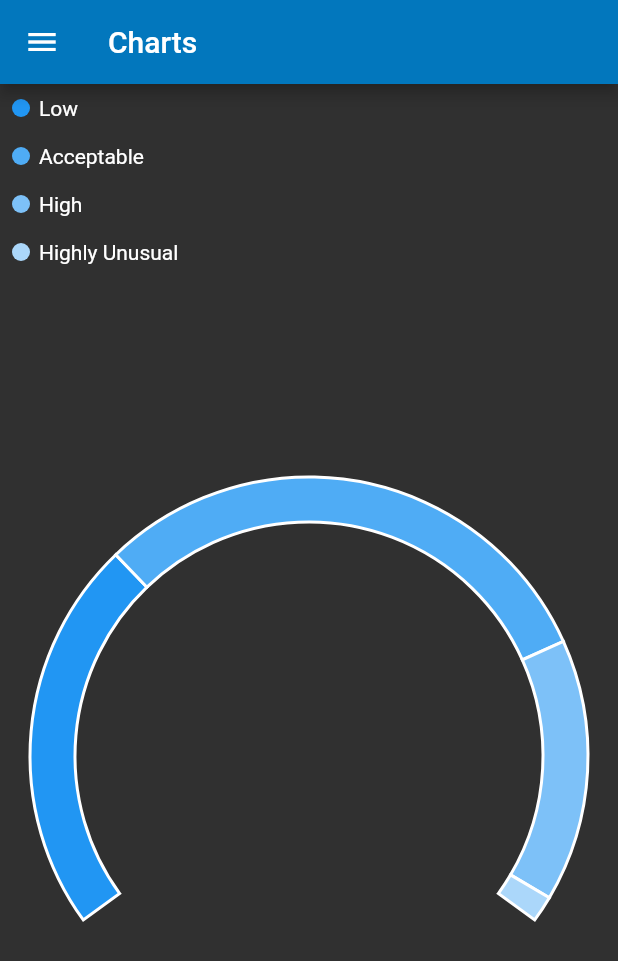
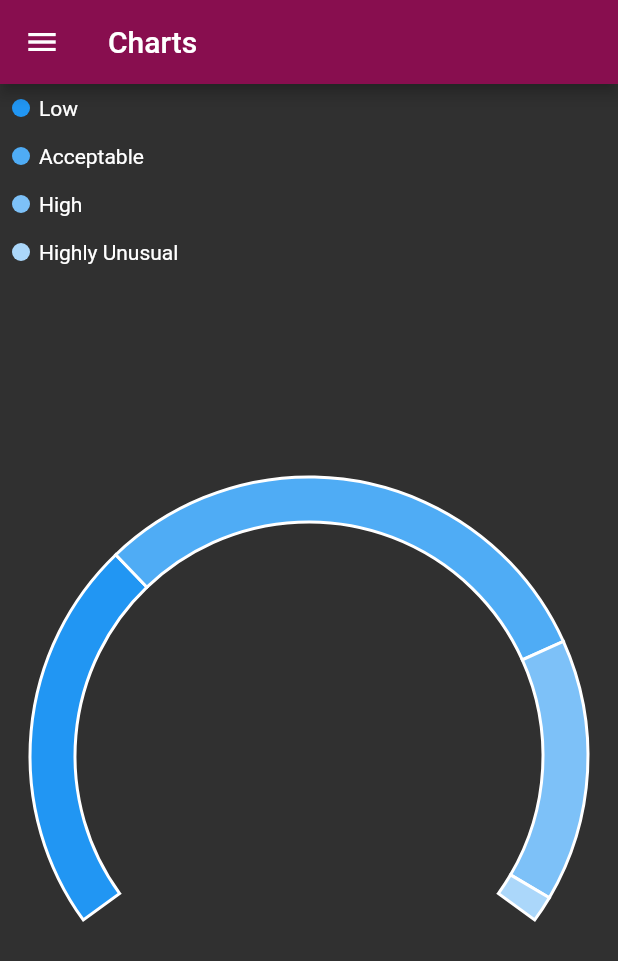
Before and after one commit to asifsha/flutter_nav, a Flutter app: the screen it shows after launch, in the side drawer, after a tap on "Charts", on a phone screen of 412 x 824 dp. Shown: the top 961 px of the screen. Run offline on Flutter 3.47's test engine with Material 2 defaults, Android fonts, the phone set to English and light mode, and no system bars; our stand-ins replace charts_flutter, flutter_calendar_carousel, google_maps_flutter; missing offline and left inert: timeline_list; Roboto replaces fonts that are missing (Hind, Montserrat).

Commit message:
theme color changed

```diff
--- a/lib/main.dart
+++ b/lib/main.dart
@@ -18,8 +18,8 @@ class MyApp extends StatelessWidget {
       theme : ThemeData(
         // Define the default brightness and colors.
         brightness: Brightness.dark,
-        primaryColor: Colors.lightBlue[800],
-        accentColor: Colors.cyan[600],
+        primaryColor: Colors.pink[900],
+        accentColor: Colors.pink[600],
 
         // Define the default font family.
         fontFamily: 'Montserrat',
--- a/lib/widget/drawer.dart
+++ b/lib/widget/drawer.dart
@@ -15,57 +15,36 @@ class AppDrawer extends StatelessWidget {
             DrawerHeader(
               child: Text('Drawer Header'),
               decoration: BoxDecoration(
-                color: Colors.lightBlue[800],
+                color: Colors.pink[900],
               ),
             ),
             ListTile(
               title: Text('Home'),
               onTap: () {
-                // Update the state of the app
-                // ...
-                // Navigator.push(
-                //   context,
-                //   MaterialPageRoute(builder: (context) => SecondRoute()),
-                // );
                 Navigator.pushReplacementNamed(context, Routes.home);
-                // Then close the drawer
-                //Navigator.pop(context);
               },
             ),
             ListTile(
               title: Text('Charts'),
               onTap: () {
-                // Update the state of the app
-                // ...
-                // Then close the drawer
                 Navigator.pushReplacementNamed(context, Routes.charts);
-                print("Charts Tapped");
               },
             ),
             ListTile(
               title: Text('Timeline'),
               onTap: () {
-                // Update the state of the app
-                // ...
-                // Then close the drawer
                 Navigator.pushReplacementNamed(context, Routes.timeline);
               },
             ),
             ListTile(
               title: Text('Map'),
               onTap: () {
-                // Update the state of the app
-                // ...
-                // Then close the drawer
                 Navigator.pushReplacementNamed(context, Routes.map);
               },
             ),
             ListTile(
               title: Text('Calendar'),
               onTap: () {
-                // Update the state of the app
-                // ...
-                // Then close the drawer
                 Navigator.pushReplacementNamed(context, Routes.calendar);
               },
             ),
```
Also changed, not shown: demo/calendar.png, demo/chart.png, demo/map.png, demo/timeline.png.
